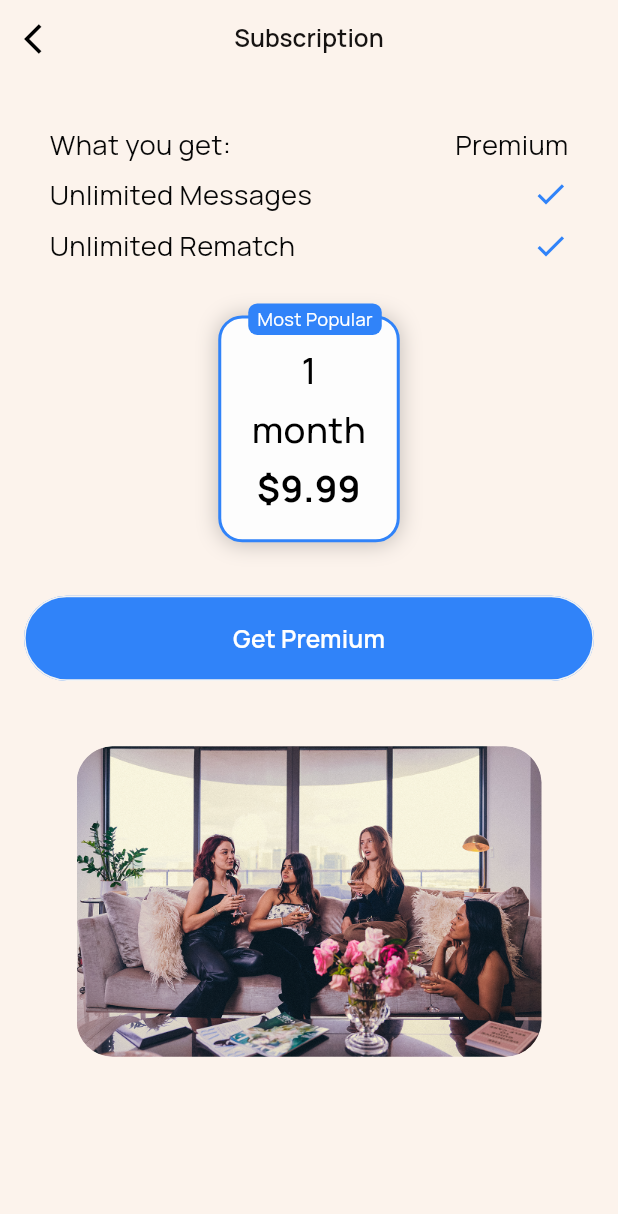
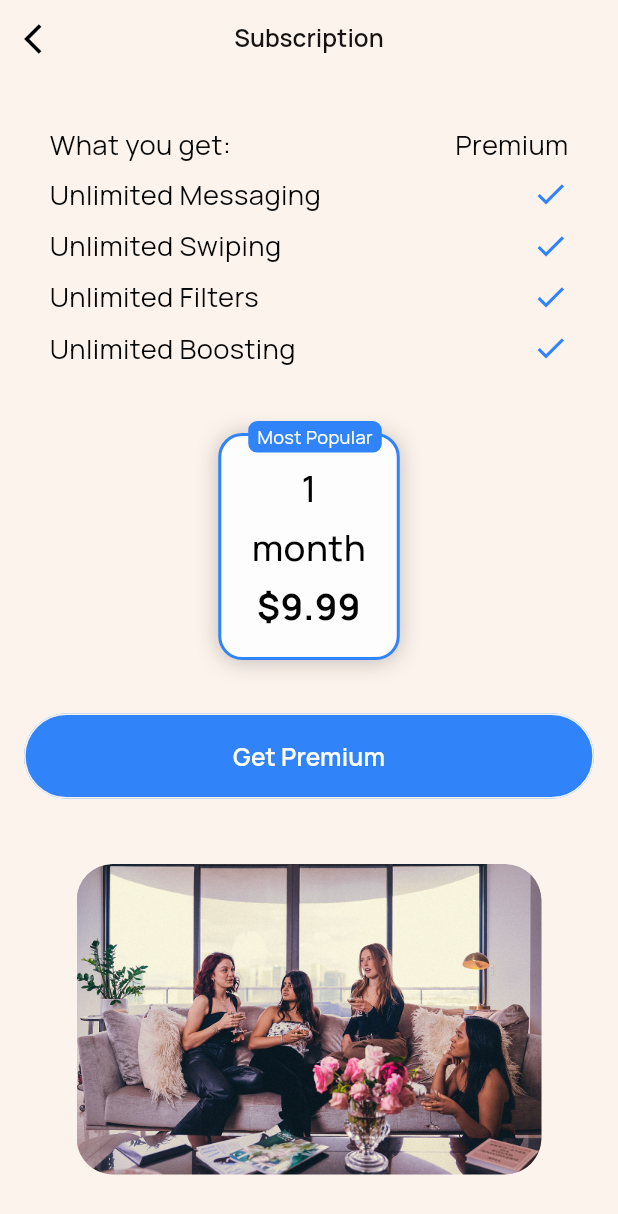
Before and after one commit to TopuFD/Room-Sublease, a Flutter app: the SubscriptionScreen screen opened by its route, on a phone screen of 412 x 824 dp. Shown: the top 1214 px of the screen. Run offline on Flutter 3.47's test engine with Material 3 defaults, Android fonts, the phone set to English and light mode, and no system bars; our stand-ins replace cached_network_image, carousel_slider, country_picker, dotted_decoration, flutter_card_swiper, flutter_screenutil and 9 more; accounts and stored records are empty; project files that could hold a hidden picture were left out.

Commit message:
issue fixed

```diff
--- a/lib/controller/add_preferance_controller/sublease_controller.dart
+++ b/lib/controller/add_preferance_controller/sublease_controller.dart
@@ -9,8 +9,8 @@ class SubleaseController extends GetxController{
   RxList<String> selcectApartment = <String>["Yes"].obs;
 
     //=================================================================Amenities
-  List<String> amenitiesPref = ["gym", "laundry", "pool"];
-  RxList<String> selcectAmenities = <String>["gym"].obs;
+  List<String> amenitiesPref = ["Gym", "Laundry", "Pool"];
+  RxList<String> selcectAmenities = <String>["Gym"].obs;
 
       //=================================================================Furnished Apartment
   List<String> internet = ["Yes", "No", "Flexible"];
--- a/lib/utils/app_image.dart
+++ b/lib/utils/app_image.dart
@@ -15,8 +15,9 @@ class AppImage {
   static const user = "asset/image/user.png";
   static const sub1 = "asset/image/sub1.png";
   static const sub2 = "asset/image/sub2.png";
-  static const sub3 = "asset/image/sub3.png";
+  static const sub3 = "asset/image/sub11.png";
   static const subscription = "asset/image/subscription.png";
   static const mim = "asset/image/mim.png";
+  static const sub4 = "asset/image/sub4.png";
 
 }
--- a/lib/view/comon_screen/show_subscription_dialog.dart/show_subscription_dialog.dart
+++ b/lib/view/comon_screen/show_subscription_dialog.dart/show_subscription_dialog.dart
@@ -21,7 +21,7 @@ class _SubscriptionDialogState extends State<SubscriptionDialog> {
   final List subscription = [
     {
       "image": AppImage.sub1,
-      "title": "Faey Premium",
+      "title": "Faev Premium",
       "titleHighlight": "m",
       "description": "The best way to find the right match"
     },
@@ -38,7 +38,7 @@ class _SubscriptionDialogState extends State<SubscriptionDialog> {
     },
 
     {
-      "image": AppImage.sub2,
+      "image": AppImage.sub4,
       "title": "Unlimited Swipes & Messaging",
       "description": "Contact as many matches as you’d like!"
     },
@@ -78,8 +78,8 @@ class _SubscriptionDialogState extends State<SubscriptionDialog> {
                           child: CommonImage(
                             imageSrc: item["image"],
                             imageType: ImageType.png,
-                            height: 200,
-                            width: 180,
+                            height: 205,
+                            width: 213,
                           ),
                         ),
                         20.height,
--- a/lib/view/screens/profile_screens/subscription_screen.dart
+++ b/lib/view/screens/profile_screens/subscription_screen.dart
@@ -23,6 +23,7 @@ class _SubscriptionScreenState extends State<SubscriptionScreen> {
       body: SingleChildScrollView(
         child: Padding(
           padding: EdgeInsets.symmetric(horizontal: 16),
+          child: SingleChildScrollView(
             child: Column(
               children: [
                 33.height,
@@ -55,8 +56,11 @@ class _SubscriptionScreenState extends State<SubscriptionScreen> {
                   height: 207,
                   width: 310,
                   borderRadius: 24,
-              )
+                ),
+                20.height,
+
               ],
+            ),
           ),
         ),
       ),
@@ -90,7 +94,7 @@ class _SubscriptionScreenState extends State<SubscriptionScreen> {
             mainAxisAlignment: MainAxisAlignment.spaceBetween,
             children: [
               CommonText(
-                text: "Unlimited Messages",
+                text: "Unlimited Messaging",
                 fontSize: 18,
                 fontWeight: FontWeight.w400,
                 color: Color(0xFF070707),
@@ -106,7 +110,7 @@ class _SubscriptionScreenState extends State<SubscriptionScreen> {
             mainAxisAlignment: MainAxisAlignment.spaceBetween,
             children: [
               CommonText(
-                text: "Unlimited Rematch",
+                text: "Unlimited Swiping",
                 fontSize: 18,
                 fontWeight: FontWeight.w400,
                 color: Color(0xFF070707),
@@ -117,6 +121,39 @@ class _SubscriptionScreenState extends State<SubscriptionScreen> {
               )
             ],
           ),
+          10.height,
+          Row(
+            mainAxisAlignment: MainAxisAlignment.spaceBetween,
+            children: [
+              CommonText(
+                text: "Unlimited Filters",
+                fontSize: 18,
+                fontWeight: FontWeight.w400,
+                color: Color(0xFF070707),
+              ),
+              Icon(
+                Icons.check,
+                color: AppColors.blueDeep,
+              )
+            ],
+          ),
+          10.height,
+          Row(
+            mainAxisAlignment: MainAxisAlignment.spaceBetween,
+            children: [
+              CommonText(
+                text: "Unlimited Boosting",
+                fontSize: 18,
+                fontWeight: FontWeight.w400,
+                color: Color(0xFF070707),
+              ),
+              Icon(
+                Icons.check,
+                color: AppColors.blueDeep,
+              )
+            ],
+          ),
+          10.height,
         ],
       ),
     );
```
Also changed, not shown: asset/icon/sub4.svg (added), asset/icon/sub5.svg (added), asset/image/sub11.png (added), asset/image/sub4.png (added). Lines whose indentation alone changed are shown as unchanged.
